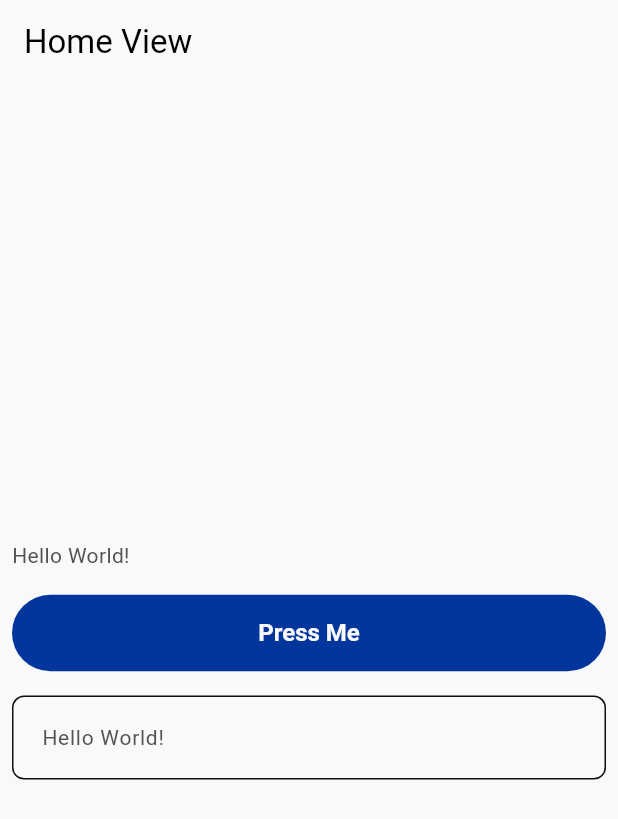
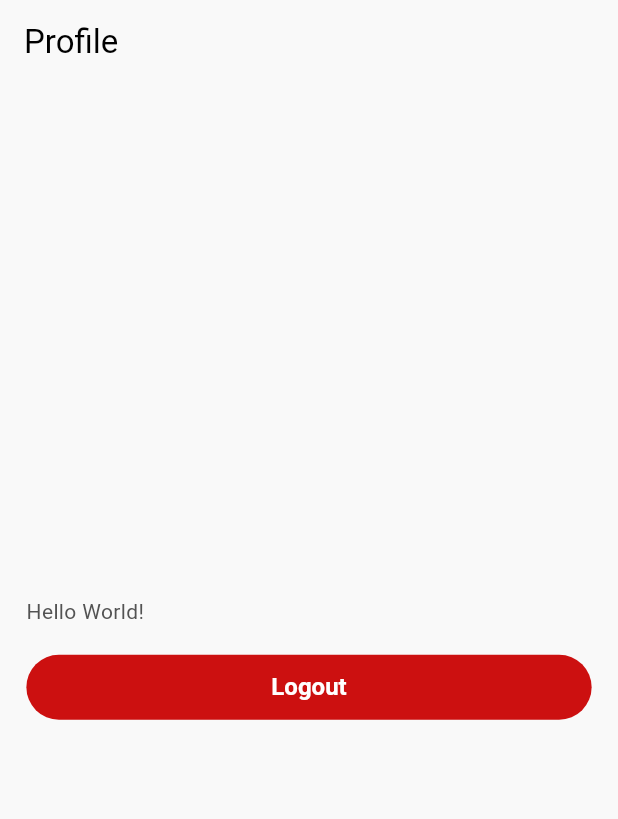
Before and after one commit to 3bowhab/online_exam, a Flutter app: the HomeView screen opened by its route, on a phone screen of 412 x 824 dp. Shown: the top 819 px of the screen. Run offline on Flutter 3.47's test engine with Material 3 defaults, Android fonts, the phone set to English and light mode, and no system bars; our stand-ins replace dio, equatable, flutter_bloc, flutter_screenutil, get_it, go_router and 5 more; accounts and stored records are empty; generated files the repository leaves out were written again.

Commit message:
feat(auth): implement logout functionality and related UI updates

```diff
--- a/lib/core/router/app_router.dart
+++ b/lib/core/router/app_router.dart
@@ -17,11 +17,9 @@ class AppRouter {
   late final GoRouter router = GoRouter(
     initialLocation: RoutersConstants.login,
     redirect: (context, state) {
-      final bool isRemembered = _prefs.getBool('remember_me') ?? false;
-      final String? savedEmail = _prefs.getString('saved_email');
+      final String? token = _prefs.getString('token');
+      final bool isLoggedIn = token != null && token.isNotEmpty;
 
-      final bool isLoggedIn =
-          isRemembered && savedEmail != null && savedEmail.isNotEmpty;
       final bool isGoingToLogin =
           state.matchedLocation == RoutersConstants.login;
 
--- a/lib/data/api/api_client.dart
+++ b/lib/data/api/api_client.dart
@@ -5,6 +5,7 @@ import 'package:online_exam/core/network/base_response.dart';
 import 'package:online_exam/data/models/auth/forgot_password_request.dart';
 import 'package:online_exam/data/models/auth/login_request.dart';
 import 'package:online_exam/data/models/auth/login_response.dart';
+import 'package:online_exam/data/models/auth/logout_response.dart';
 import 'package:online_exam/data/models/auth/reset_password_request.dart';
 import 'package:online_exam/data/models/auth/verify_reset_code_request.dart';
 import 'package:retrofit/retrofit.dart';
@@ -33,7 +34,8 @@ abstract class ApiClient {
   );
 
   @POST('api/v1/auth/signin')
-  Future<LoginResponse> login(
-    @Body() LoginRequest request,
-  );
+  Future<LoginResponse> login(@Body() LoginRequest request);
+
+  @GET('api/v1/auth/logout')
+  Future<LogoutResponse> logout(@Header('token') String token);
 }
--- a/lib/data/datasource/contract/auth_remote_datasource.dart
+++ b/lib/data/datasource/contract/auth_remote_datasource.dart
@@ -3,6 +3,7 @@ import 'package:online_exam/core/network/base_response.dart';
 import 'package:online_exam/data/models/auth/forgot_password_request.dart';
 import 'package:online_exam/data/models/auth/login_request.dart';
 import 'package:online_exam/data/models/auth/login_response.dart';
+import 'package:online_exam/data/models/auth/logout_response.dart';
 import 'package:online_exam/data/models/auth/reset_password_request.dart';
 import 'package:online_exam/data/models/auth/verify_reset_code_request.dart';
 
@@ -11,4 +12,5 @@ abstract class AuthRemoteDataSource {
   Future<ApiResult<BaseResponse<void>>> verifyResetCode(VerifyResetCodeRequest request);
   Future<ApiResult<BaseResponse<void>>> resetPassword(ResetPasswordRequest request);
   Future<ApiResult<LoginResponse>> login(LoginRequest request);
+  Future<ApiResult<LogoutResponse>> logout();
 }
--- a/lib/domain/repository/auth_repository.dart
+++ b/lib/domain/repository/auth_repository.dart
@@ -13,4 +13,5 @@ abstract class AuthRepository {
     required String email,
     required String password,
   });
+  Future<ApiResult<void>> logout();
 }
--- /dev/null
+++ b/lib/domain/use_case/auth/logout_use_case.dart
@@ -0,0 +1,14 @@
+import 'package:injectable/injectable.dart';
+import 'package:online_exam/core/network/api_result.dart';
+import 'package:online_exam/domain/repository/auth_repository.dart';
+
+@injectable
+class LogoutUseCase {
+  final AuthRepository _repository;
+
+  LogoutUseCase(this._repository);
+
+  Future<ApiResult<void>> execute() {
+    return _repository.logout();
+  }
+}
--- a/lib/presentation/home_view.dart
+++ b/lib/presentation/home_view.dart
@@ -1,35 +1,111 @@
+import 'dart:async';
 import 'package:flutter/material.dart';
+import 'package:flutter_bloc/flutter_bloc.dart';
 import 'package:flutter_screenutil/flutter_screenutil.dart';
+import 'package:go_router/go_router.dart';
+import 'package:online_exam/core/base/cubit/state_status.dart';
+import 'package:online_exam/core/di/di.dart';
 import 'package:online_exam/core/l10n/app_localizations.dart';
+import 'package:online_exam/core/router/routers_constants.dart';
+import 'package:online_exam/presentation/profile/cubit/profile_cubit.dart';
+import 'package:online_exam/presentation/profile/cubit/profile_events.dart';
+import 'package:online_exam/presentation/profile/cubit/profile_state.dart';
 
-class HomeView extends StatelessWidget {
+class HomeView extends StatefulWidget {
   const HomeView({super.key});
 
   @override
+  State<HomeView> createState() => _HomeViewState();
+}
+
+class _HomeViewState extends State<HomeView> {
+  final ProfileCubit _cubit = getIt<ProfileCubit>();
+  late StreamSubscription<ProfileUiEvents> _uiSubscription;
+
+  @override
+  void initState() {
+    super.initState();
+    _uiSubscription = _cubit.uiStream.listen(_handleUiEvents);
+  }
+
+  void _handleUiEvents(ProfileUiEvents event) {
+    if (!mounted) return;
+    switch (event) {
+      case NavigateToLoginOnLogout():
+        context.go(RoutersConstants.login);
+        break;
+
+      case ShowProfileErrorSnackBar(:final message):
+        ScaffoldMessenger.of(context).showSnackBar(
+          SnackBar(
+            content: Text(message),
+            backgroundColor: Theme.of(context).colorScheme.error,
+          ),
+        );
+        break;
+    }
+  }
+
+  @override
+  void dispose() {
+    _uiSubscription.cancel();
+    super.dispose();
+  }
+
+  @override
   Widget build(BuildContext context) {
-    return Scaffold(
+    final locale = AppLocalizations.of(context)!;
+    final theme = Theme.of(context);
+
+    return BlocProvider.value(
+      value: _cubit,
+      child: Scaffold(
         appBar: AppBar(
-        title: const Text('Home View'),
+          title: const Text('Profile'),
         ),
         body: Padding(
-        padding: const EdgeInsets.all(8.0),
+          padding: EdgeInsets.all(16.w),
           child: Column(
-          crossAxisAlignment: .stretch,
-          mainAxisAlignment: .center,
+            crossAxisAlignment: CrossAxisAlignment.stretch,
+            mainAxisAlignment: MainAxisAlignment.center,
             children: [
-            Text(AppLocalizations.of(context)!.helloWorld),
+              Text(locale.helloWorld),
               SizedBox(height: 16.h),
-            ElevatedButton(onPressed: (){}, child: const Text('Press Me')),
-            SizedBox(height: 16.h),
-            TextField(
-              decoration: InputDecoration(
-                hintText: AppLocalizations.of(context)!.helloWorld,
-                labelText: AppLocalizations.of(context)!.helloWorld,
+              _buildLogoutButton(theme),
+            ],
           ),
-            ),
-          ],
         ),
       ),
     );
   }
+
+  Widget _buildLogoutButton(ThemeData theme) {
+    return BlocBuilder<ProfileCubit, ProfileState>(
+      builder: (context, state) {
+        final bool isLoading =
+            state.logoutState.status == StateStatus.loading;
+
+        return ElevatedButton(
+          style: ElevatedButton.styleFrom(
+            backgroundColor: theme.colorScheme.error,
+            padding: EdgeInsets.symmetric(vertical: 12.h),
+          ),
+          onPressed: isLoading ? null : () => _cubit.doIntent(SubmitLogoutEvent()),
+          child: isLoading
+              ? SizedBox(
+                  height: 20.h,
+                  width: 20.w,
+                  child: CircularProgressIndicator(
+                    color: theme.colorScheme.onError,
+                    strokeWidth: 2,
+                  ),
+                )
+              : const Text(
+                  'Logout',
+                  style: TextStyle(color: Colors.white),
+                ),
+        );
+      },
+    );
   }
+}
--- /dev/null
+++ b/lib/presentation/profile/cubit/profile_events.dart
@@ -0,0 +1,17 @@
+import 'package:flutter/foundation.dart';
+
+@immutable
+sealed class ProfileEvents {}
+
+// User Actions (Intents)
+class SubmitLogoutEvent extends ProfileEvents {}
+
+// Single-time UI Events (Navigation & SnackBar)
+sealed class ProfileUiEvents {}
+
+class NavigateToLoginOnLogout extends ProfileUiEvents {}
+
+class ShowProfileErrorSnackBar extends ProfileUiEvents {
+  final String message;
+  ShowProfileErrorSnackBar(this.message);
+}
--- /dev/null
+++ b/lib/presentation/profile/cubit/profile_state.dart
@@ -0,0 +1,11 @@
+import 'package:online_exam/core/base/cubit/base_state.dart';
+
+class ProfileState {
+  final BaseState<void> logoutState;
+
+  const ProfileState({this.logoutState = const BaseState()});
+
+  ProfileState copyWith({BaseState<void>? logoutState}) {
+    return ProfileState(logoutState: logoutState ?? this.logoutState);
+  }
+}
```
Also changed, not shown: lib/data/datasource/implementation/auth_remote_datasource_impl.dart (+24 -4 lines), lib/data/models/auth/logout_response.dart (added, +15 -0 lines), lib/data/repository/auth_repository_impl.dart (+19 -2 lines), lib/presentation/profile/cubit/profile_cubit.dart (added, +62 -0 lines), lib/presentation/auth/cubit/login_cubit.dart (line endings or trailing spaces). Lines whose indentation alone changed are shown as unchanged.
